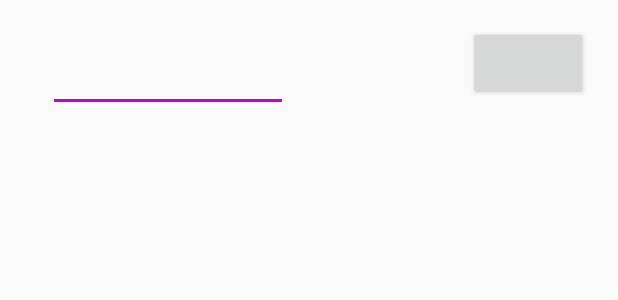
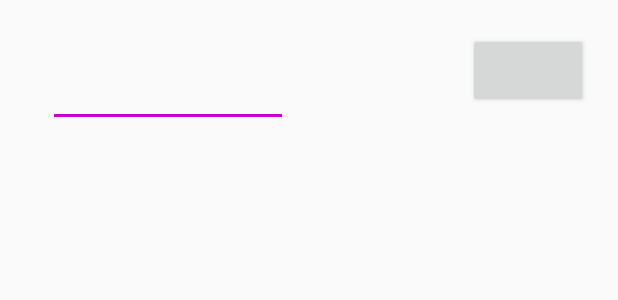
Before and after one commit to DutchNail/WhatToCook2.0, an Android app: the layout recyclerview_add_recipe.xml on its own in the app's theme, with its tools: preview values and no code run, on a phone screen of 412 x 824 dp. Shown: the top 300 px of the screen. Run offline under Robolectric (Android 15) with nearby library versions, the phone set to English and light mode, and no system bars.

Commit message:
Commit 8-4-2019
Fix:
- Showing+Adding Ingredients when adding recipes.
- Showing ingredients when showing recipes
- adding ingredients

```diff
--- a/app/src/main/java/frankspijker/saxion/whattocookv2/IngredientProvider.java
+++ b/app/src/main/java/frankspijker/saxion/whattocookv2/IngredientProvider.java
@@ -19,6 +19,10 @@ class IngredientProvider {
         IngredientProvider.ingredientList = ingredientList;
     }
 
+    public static int getSize() {
+        return ingredientList.size();
+    }
+
     public static void addIngredient(Ingredient ingredient) {
         ingredientList.add(ingredient);
     }
--- a/app/src/main/java/frankspijker/saxion/whattocookv2/RecipesProvider.java
+++ b/app/src/main/java/frankspijker/saxion/whattocookv2/RecipesProvider.java
@@ -23,6 +23,10 @@ public class RecipesProvider {
         return recipesList;
     }
 
+    public static int getSize() {
+        return recipesList.size();
+    }
+
     public static void setRecipesList(List<Recipes> recipesList) {
         RecipesProvider.recipesList = recipesList;
     }
--- a/app/src/main/res/layout/my_text_view.xml
+++ b/app/src/main/res/layout/my_text_view.xml
@@ -9,7 +9,7 @@
     android:paddingBottom="@dimen/row_padding_vertical"
     android:paddingLeft="@dimen/activity_horizontal_margin"
     android:paddingRight="@dimen/activity_horizontal_margin"
-    android:paddingTop="@dimen/row_padding_vertical">>
+    android:paddingTop="@dimen/row_padding_vertical">
 
     <TextView
         android:id="@+id/nameTextView"
--- a/app/src/main/res/layout/recyclerview_add_recipe.xml
+++ b/app/src/main/res/layout/recyclerview_add_recipe.xml
@@ -9,7 +9,7 @@
     android:paddingBottom="@dimen/row_padding_vertical"
     android:paddingLeft="@dimen/activity_horizontal_margin"
     android:paddingRight="@dimen/activity_horizontal_margin"
-    android:paddingTop="@dimen/row_padding_vertical">>
+    android:paddingTop="@dimen/row_padding_vertical">
 
     <TextView
         android:id="@+id/addRecipeName"
@@ -25,17 +25,18 @@
     <EditText
         android:id="@+id/addRecipeDescription"
         android:layout_width="160dp"
-        android:layout_height="35dp"
+        android:layout_height="45dp"
         android:layout_alignStart="@+id/addRecipeName"
         android:layout_alignTop="@+id/addRecipeName"
         android:layout_marginStart="0dp"
-        android:layout_marginTop="29dp" />
+        android:layout_marginTop="29dp"
+        android:inputType="number" />
 
     <TextView
         android:id="@+id/placeholder"
         android:layout_width="wrap_content"
         android:layout_height="wrap_content"
-        android:layout_alignParentRight="true" />
+        android:layout_alignParentEnd="true" />
 
     <Button
         android:id="@+id/addButton"
@@ -43,6 +44,7 @@
         android:layout_height="50dp"
         android:layout_centerVertical="true"
         android:layout_marginEnd="4dp"
-        android:layout_toStartOf="@+id/placeholder" />
+        android:layout_toStartOf="@+id/placeholder"
+        android:onClick="addIngredientButton" />
 
 </RelativeLayout>
```
Also changed, not shown: app/src/main/java/frankspijker/saxion/whattocookv2/AddRecipeActivity.java (+17 -3 lines), app/src/main/java/frankspijker/saxion/whattocookv2/AddRecipeIngredientAdapter.java (+10 -6 lines), app/src/main/java/frankspijker/saxion/whattocookv2/DisplayRecipesActivity.java (+8 -6 lines), app/src/main/java/frankspijker/saxion/whattocookv2/MainActivity.java (+7 -5 lines), app/src/main/res/layout/activity_add_recipe.xml (+13 -13 lines).
